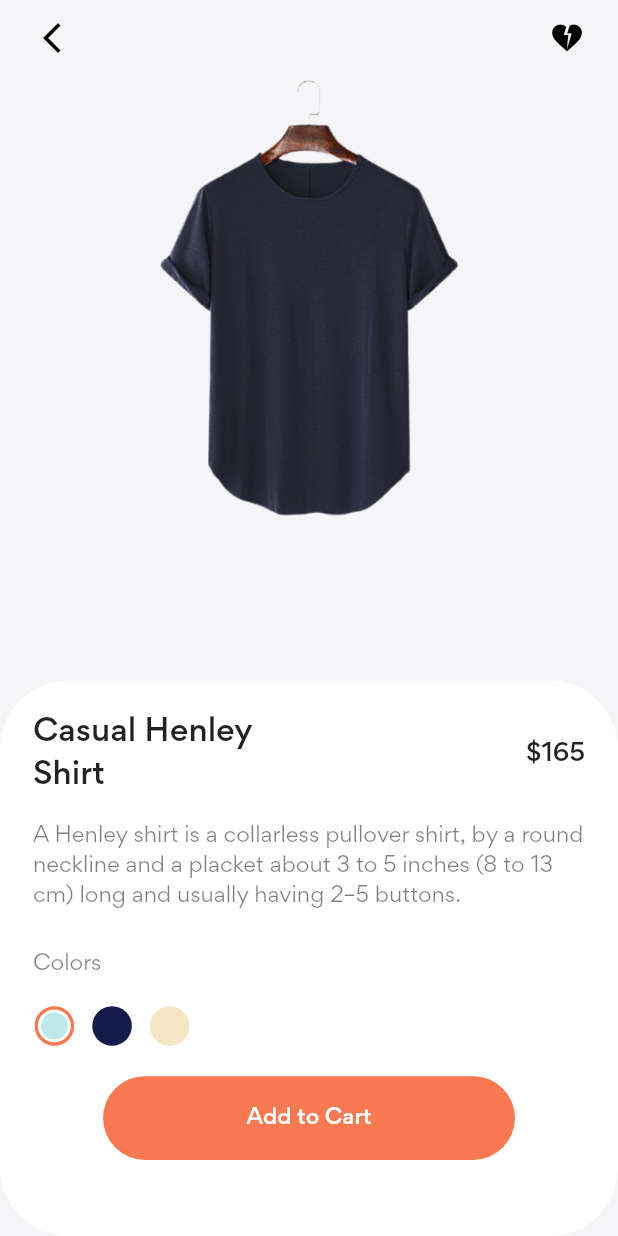
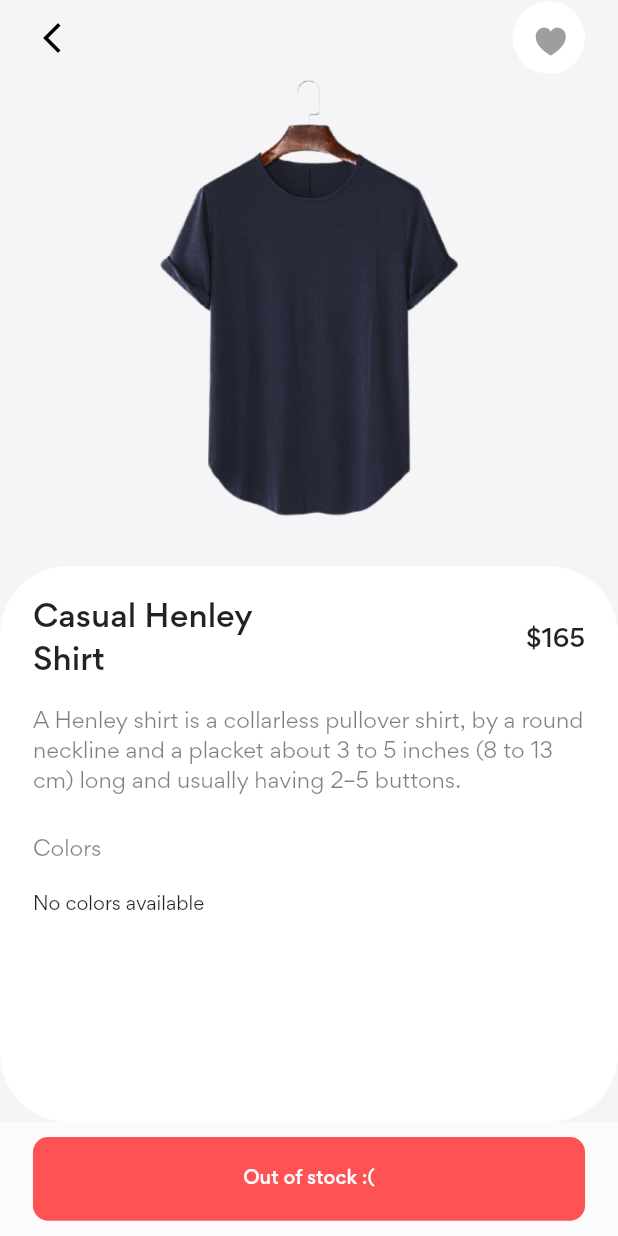
Before and after one commit to Mohamed-Gibreel/Stylish, a Flutter app: the LandingPage screen opened by its route, after a tap on "Casual Henley Shirt", on a phone screen of 412 x 824 dp. Run offline on Flutter 3.47's test engine with Material 2 defaults, Android fonts, the phone set to English and light mode, and no system bars; drawn by our look-alikes of like_button; our stand-ins replace bloc, equatable, flutter_bloc, flutter_screenutil, flutter_svg; missing offline and left inert: flutter_displaymode; generated files the repository leaves out were written again.

Commit message:
Created favourite cubit, and refactored product cubit

```diff
--- a/lib/app/view/app.dart
+++ b/lib/app/view/app.dart
@@ -5,13 +5,13 @@ import 'package:flutter_screenutil/flutter_screenutil.dart';
 import 'package:stylish/authentication/authentication.dart';
 import 'package:stylish/l10n/l10n.dart';
 import 'package:stylish/modules/checkout/checkout.dart';
+import 'package:stylish/modules/favourite/cubit/favourite_cubit.dart';
 import 'package:stylish/modules/favourite/views/favourite.dart';
 import 'package:stylish/modules/landingpage/landingpage.dart';
 import 'package:stylish/modules/myorders/views/my_orders.dart';
 import 'package:stylish/modules/mywallet/mywallet.dart';
 import 'package:stylish/modules/navigation/cubit/navigation_cubit.dart';
 import 'package:stylish/modules/onboarding/onboarding.dart';
-import 'package:stylish/modules/product/cubit/product_cubit.dart';
 import 'package:stylish/modules/product/product.dart';
 import 'package:stylish/modules/searchpage/searchpage.dart';
 import 'package:stylish/modules/settings/settings.dart';
@@ -22,6 +22,7 @@ class App extends StatelessWidget {
   Widget build(BuildContext context) {
     final _navigationCubit = NavigationCubit();
     final _productsCubit = ProductCubit();
+    final _favouritesCubit = FavouriteCubit();
     return MultiBlocProvider(
       providers: [
         BlocProvider(
@@ -29,6 +30,9 @@ class App extends StatelessWidget {
         ),
         BlocProvider(
           create: (_) => _productsCubit,
+        ),
+        BlocProvider(
+          create: (_) => _favouritesCubit,
         ),
       ],
       child: ScreenUtilInit(
--- /dev/null
+++ b/lib/modules/favourite/cubit/favourite_cubit.dart
@@ -0,0 +1,23 @@
+import 'package:bloc/bloc.dart';
+import 'package:equatable/equatable.dart';
+import 'package:stylish/modules/product/product.dart';
+
+part 'favourite_state.dart';
+
+//TODO: Change [...favourites] to copy with.
+class FavouriteCubit extends Cubit<FavouriteState> {
+  FavouriteCubit() : super(InitialFavouriteState());
+
+  List<Product> favourites = [];
+
+  void addProductToFavorites(Product product) {
+    favourites.add(product);
+    emit(AddedFavouriteItem([...favourites]));
+  }
+
+  void removeProductFromFavorites(Product product) {
+    final foundProduct = favourites.indexOf(product);
+    favourites.removeAt(foundProduct);
+    emit(RemovedFavouriteItem([...favourites]));
+  }
+}
--- /dev/null
+++ b/lib/modules/favourite/cubit/favourite_state.dart
@@ -0,0 +1,34 @@
+part of './favourite_cubit.dart';
+
+abstract class FavouriteState extends Equatable {}
+
+class InitialFavouriteState extends FavouriteState {
+  @override
+  List<Object?> get props => [];
+}
+
+class AddedFavouriteItem extends FavouriteState {
+  AddedFavouriteItem(this.favourites);
+  final List<Product> favourites;
+  AddedFavouriteItem copyWith({
+    required List<Product> favourites,
+  }) {
+    return AddedFavouriteItem(favourites);
+  }
+
+  @override
+  List<Object?> get props => [favourites];
+}
+
+class RemovedFavouriteItem extends FavouriteState {
+  RemovedFavouriteItem(this.favourites);
+  RemovedFavouriteItem copyWith({
+    required List<Product> favourites,
+  }) {
+    return RemovedFavouriteItem(favourites);
+  }
+
+  final List<Product> favourites;
+  @override
+  List<Object?> get props => [favourites];
+}
--- a/lib/modules/homepage/views/homepage.dart
+++ b/lib/modules/homepage/views/homepage.dart
@@ -1,3 +1,4 @@
+import 'package:flutter/cupertino.dart';
 import 'package:flutter/material.dart';
 import 'package:flutter_bloc/flutter_bloc.dart';
 import 'package:flutter_screenutil/flutter_screenutil.dart';
@@ -126,10 +127,11 @@ class Homepage extends StatelessWidget {
               height: 20.h,
             ),
             BlocBuilder<ProductCubit, ProductState>(
-              builder: (context, state) => SizedBox(
+              builder: (context, state) {
+                if (state is LoadedProducts) {
+                  return SizedBox(
                     height: 190.h,
-                child: state.products.isNotEmpty
-                    ? ListView.builder(
+                    child: ListView.builder(
                       shrinkWrap: true,
                       itemCount: state.products.length,
                       scrollDirection: Axis.horizontal,
@@ -158,9 +160,24 @@ class Homepage extends StatelessWidget {
                         ),
                       ),
                     )
-                    : const Text('Products is empty'),
+                    // : const Text('Products is empty'),
+                    ,
+                  );
+                } else if (state is LoadingProducts) {
+                  return Padding(
+                    padding: EdgeInsets.only(left: 20.w),
+                    child: SizedBox(
+                      height: 190.h,
+                      child: const CupertinoActivityIndicator(),
                     ),
-            ),
+                  );
+                } else {
+                  return SizedBox(
+                    height: 190.h,
+                  );
+                }
+              },
+            )
           ],
         ),
       ],
--- a/lib/modules/landingpage/view/landingpage.dart
+++ b/lib/modules/landingpage/view/landingpage.dart
@@ -20,14 +20,12 @@ class _LandingPageState extends State<LandingPage>
     with TickerProviderStateMixin {
   //Controllers
   late AnimationController animationController;
-  late TabController _tabController;
 
   //Variables
   bool isCollapsed = false;
 
   @override
   void initState() {
-    _tabController = TabController(vsync: this, length: 4);
     animationController = AnimationController(
       vsync: this,
       duration: const Duration(milliseconds: 400),
@@ -38,7 +36,6 @@ class _LandingPageState extends State<LandingPage>
   @override
   void dispose() {
     animationController.dispose();
-    _tabController.dispose();
     super.dispose();
   }
 
@@ -115,11 +112,7 @@ class _LandingPageState extends State<LandingPage>
                               ]
                             : null,
                       ),
-                      child: BlocConsumer<NavigationCubit, NavigationState>(
-                        listener: (context, state) {
-                          _tabController.index = state.index;
-                          if (mounted) setState(() {});
-                        },
+                      child: BlocBuilder<NavigationCubit, NavigationState>(
                         builder: (context, state) => Scaffold(
                           backgroundColor: Colors.transparent,
                           appBar: state.navbarItem.name == 'home'
@@ -175,17 +168,12 @@ class _LandingPageState extends State<LandingPage>
                                     ),
                                   ),
                                 ),
-                          body: TabBarView(
-                            key: UniqueKey(),
-                            physics: const NeverScrollableScrollPhysics(),
-                            controller: _tabController,
-                            children: const [
-                              Homepage(),
-                              FavouriteScreen(),
-                              CartScreen(),
-                              ProfileScreen(),
-                            ],
-                          ),
+                          body: const [
+                            Homepage(),
+                            FavouriteScreen(),
+                            CartScreen(),
+                            ProfileScreen(),
+                          ][state.index],
                           extendBody: true,
                           bottomNavigationBar: const CustomBottomAppBar(),
                         ),
--- a/lib/modules/product/cubit/product_cubit.dart
+++ b/lib/modules/product/cubit/product_cubit.dart
@@ -6,13 +6,13 @@ import 'package:uuid/uuid.dart';
 part './product_state.dart';
 
 class ProductCubit extends Cubit<ProductState> {
-  ProductCubit() : super(const ProductState([])) {
-    getAllProducts();
+  ProductCubit() : super(LoadingProducts()) {
+    Future.delayed(const Duration(seconds: 3), getAllProducts);
   }
 
   void getAllProducts() {
     emit(
-      ProductState([
+      LoadedProducts([
         Product(
           uid: const Uuid().v4(),
           name: 'Curved Hem Shirt',
@@ -21,7 +21,7 @@ class ProductCubit extends Cubit<ProductState> {
           image: 'assets/products/shirt-1.png',
           bgOpacity: .15,
           description: 'description',
-          colors: [],
+          colors: const ['8E8F86', 'DDFEF9'],
         ),
         Product(
           uid: const Uuid().v4(),
@@ -30,7 +30,7 @@ class ProductCubit extends Cubit<ProductState> {
           name: 'Casual Henley Shirt',
           bgColor: 'EFEFF2',
           description: 'description',
-          colors: [],
+          colors: const [],
           bgOpacity: .5,
         ),
         Product(
@@ -41,7 +41,7 @@ class ProductCubit extends Cubit<ProductState> {
           bgColor: 'EDFDF4',
           bgOpacity: .4,
           description: 'description',
-          colors: [],
+          colors: const [],
         ),
         Product(
           uid: const Uuid().v4(),
@@ -51,7 +51,7 @@ class ProductCubit extends Cubit<ProductState> {
           bgColor: '8E8F86',
           bgOpacity: .15,
           description: 'description',
-          colors: [],
+          colors: const [],
         ),
         Product(
           uid: const Uuid().v4(),
@@ -60,7 +60,7 @@ class ProductCubit extends Cubit<ProductState> {
           name: 'Curved Hem Shirt',
           bgColor: 'EFEFF2',
           bgOpacity: .15,
-          colors: [],
+          colors: const [],
           description: 'description',
         ),
         Product(
@@ -71,7 +71,7 @@ class ProductCubit extends Cubit<ProductState> {
           bgColor: 'DDFEF9',
           bgOpacity: .29,
           description: 'description',
-          colors: [],
+          colors: const [],
         ),
       ]),
     );
--- a/lib/modules/product/cubit/product_state.dart
+++ b/lib/modules/product/cubit/product_state.dart
@@ -1,9 +1,20 @@
 part of './product_cubit.dart';
 
-class ProductState extends Equatable {
-  const ProductState(this.products);
+abstract class ProductState extends Equatable {}
+
+class LoadingProducts extends ProductState {
+  @override
+  List<Object> get props => [];
+}
+
+class LoadedProducts extends ProductState {
+  LoadedProducts(this.products);
   final List<Product> products;
-
   @override
   List<Object> get props => [products];
 }
+
+class ErrorState extends ProductState {
+  @override
+  List<Object> get props => [];
+}
--- a/lib/modules/product/model/color_model.dart
+++ b/lib/modules/product/model/color_model.dart
@@ -3,17 +3,17 @@ import 'dart:convert';
 import 'package:flutter/foundation.dart';
 
 @immutable
-class Color {
-  const Color({
+class CustomColor {
+  const CustomColor({
     required this.color,
     required this.productImage,
   });
 
-  factory Color.fromJson(String source) =>
-      Color.fromMap(json.decode(source) as Map<String, String>);
+  factory CustomColor.fromJson(String source) =>
+      CustomColor.fromMap(json.decode(source) as Map<String, String>);
 
-  factory Color.fromMap(Map<String, String> map) {
-    return Color(
+  factory CustomColor.fromMap(Map<String, String> map) {
+    return CustomColor(
       color: map['color'] ?? '',
       productImage: map['productImage'] ?? '',
     );
@@ -22,11 +22,11 @@ class Color {
   final String color;
   final String productImage;
 
-  Color copyWith({
+  CustomColor copyWith({
     String? color,
     String? productImage,
   }) {
-    return Color(
+    return CustomColor(
       color: color ?? this.color,
       productImage: productImage ?? this.productImage,
     );
@@ -49,7 +49,7 @@ class Color {
   bool operator ==(Object other) {
     if (identical(this, other)) return true;
 
-    return other is Color &&
+    return other is CustomColor &&
         other.color == color &&
         other.productImage == productImage;
   }
--- a/lib/modules/product/model/product_model.dart
+++ b/lib/modules/product/model/product_model.dart
@@ -22,11 +22,19 @@ class Product {
       Product.fromMap(json.decode(source) as Map<String, dynamic>);
 
   factory Product.fromMap(Map<String, dynamic> map) {
-    //TODO: Check if this try catch is working, and ask if its the correct place to place logic
     try {
       ui.Color(int.parse(map['bgColor'] as String, radix: 16));
     } catch (e) {
       map['bgColor'] = 'EFEFF2';
+    }
+    final validatedColors = <String>[];
+    for (var color in map['colors'] as List<String>) {
+      try {
+        ui.Color(int.parse(map['bgColor'] as String, radix: 16));
+        validatedColors.add(color);
+      } catch (e) {
+        color = '8E8F86';
+      }
     }
     return Product(
         uid: map['uid'] as String,
@@ -36,11 +44,12 @@ class Product {
         bgColor: map['bgColor'] as String,
         bgOpacity: map['bgOpacity'] as double,
         description: map['description'] as String,
-      colors: List<Color>.from(
-        (map['colors'] as List<dynamic>).map<Color>(
-          (dynamic x) => Color.fromJson(x as String),
-        ),
-      ),
+        colors: validatedColors
+        // colors: List<Color>.from(
+        //   (map['colors'] as List<dynamic>).map<Color>(
+        //     (dynamic x) => Color.fromJson(x as String),
+        //   ),
+        // ),
         );
   }
 
@@ -51,7 +60,8 @@ class Product {
   final String image;
   final double bgOpacity;
   final String description;
-  final List<Color> colors;
+  // final List<Color> colors;
+  final List<String> colors;
 
   Product copyWith({
     String? uid,
@@ -61,7 +71,8 @@ class Product {
     String? bgColor,
     double? bgOpacity,
     String? description,
-    List<Color>? colors,
+    // List<Color>? colors,
+    List<String>? colors,
   }) {
     return Product(
       uid: uid ?? this.uid,
--- a/lib/modules/product/product.dart
+++ b/lib/modules/product/product.dart
@@ -1 +1,4 @@
+export 'cubit/product_cubit.dart';
+export 'model/color_model.dart';
+export 'model/product_model.dart';
 export 'views/product.dart';
--- a/lib/modules/product/views/product.dart
+++ b/lib/modules/product/views/product.dart
@@ -1,16 +1,90 @@
+import 'package:flutter/cupertino.dart';
 import 'package:flutter/material.dart';
+import 'package:flutter_bloc/flutter_bloc.dart';
 import 'package:flutter_screenutil/flutter_screenutil.dart';
+import 'package:flutter_svg/svg.dart';
+import 'package:like_button/like_button.dart';
 import 'package:stylish/l10n/l10n.dart';
+import 'package:stylish/modules/favourite/cubit/favourite_cubit.dart';
 import 'package:stylish/modules/landingpage/landingpage.dart';
 import 'package:stylish/modules/product/model/product_model.dart';
 import 'package:stylish/util/constants.dart';
 
-class ProductScreen extends StatelessWidget {
+class ColorOptions {
+  ColorOptions({required this.color, required this.isSelected});
+  String color;
+  bool isSelected;
+
+  set selected(bool value) {
+    isSelected = value;
+  }
+
+  bool get selected {
+    return isSelected;
+  }
+}
+
+class ProductScreen extends StatefulWidget {
   const ProductScreen({Key? key}) : super(key: key);
 
   @override
+  State<ProductScreen> createState() => _ProductScreenState();
+}
+
+class _ProductScreenState extends State<ProductScreen> {
+  List<ColorOptions> colorOptions = [];
+  Product? product;
+  late bool isLiked = false;
+  @override
+  void initState() {
+    // mapColors();
+    super.initState();
+  }
+
+  @override
+  void didChangeDependencies() {
+    product = ModalRoute.of(context)!.settings.arguments as Product?;
+    isLiked =
+        BlocProvider.of<FavouriteCubit>(context).favourites.contains(product);
+    mapColors();
+    if (mounted && isLiked) setState(() {});
+    super.didChangeDependencies();
+  }
+
+  void mapColors() {
+    colorOptions = (product?.colors ?? [])
+        .map(
+          (color) => ColorOptions(
+            color: color,
+            isSelected: false,
+          ),
+        )
+        .toList();
+    if (colorOptions.isNotEmpty) colorOptions.first.selected = true;
+    if (mounted) setState(() {});
+  }
+
+  // ignore: avoid_positional_boolean_parameters
+  Future<bool> onLikeButtonTapped(bool isLiked) async {
+    final addFavourite = !isLiked;
+    if (addFavourite && product != null) {
+      BlocProvider.of<FavouriteCubit>(context).addProductToFavorites(product!);
+    } else {
+      if (product != null) {
+        BlocProvider.of<FavouriteCubit>(context)
+            .removeProductFromFavorites(product!);
+      }
+    }
+    return !isLiked;
+  }
+
+  @override
+  void dispose() {
+    super.dispose();
+  }
+
+  @override
   Widget build(BuildContext context) {
-    final args = ModalRoute.of(context)!.settings.arguments as Product?;
     final l10n = context.l10n;
     return Scaffold(
       extendBodyBehindAppBar: true,
@@ -21,11 +95,31 @@ class ProductScreen extends StatelessWidget {
         },
         leadingWidgetIcon: Icons.arrow_back_ios_new,
         actionButtons: [
+          //TODO: Find a better way to center the heart, padding is not recommended.
           Padding(
             padding: EdgeInsets.only(right: 20.w),
-            child: const Icon(
-              Icons.heart_broken,
-              color: Colors.black,
+            child: Container(
+              width: 44.w,
+              height: 44.h,
+              decoration: const BoxDecoration(
+                shape: BoxShape.circle,
+                color: Colors.white,
+              ),
+              padding: EdgeInsets.only(left: 2.5.w, top: 5.h),
+              child: LikeButton(
+                isLiked: isLiked,
+                onTap: onLikeButtonTapped,
+                size: 25.w,
+                padding: EdgeInsets.zero,
+                likeBuilder: (bool isLiked) {
+                  return isLiked
+                      ? SvgPicture.asset('assets/products/heart.svg')
+                      : const Icon(
+                          CupertinoIcons.heart_fill,
+                          color: Colors.grey,
+                        );
+                },
+              ),
             ),
           )
         ],
@@ -38,15 +132,15 @@ class ProductScreen extends StatelessWidget {
             Container(
               width: MediaQuery.of(context).size.width,
               height: MediaQuery.of(context).size.height,
-              color: Color(int.parse(args?.bgColor ?? 'EFEFF2', radix: 16))
-                  .withOpacity(args?.bgOpacity ?? .5),
+              color: Color(int.parse(product?.bgColor ?? 'EFEFF2', radix: 16))
+                  .withOpacity(product?.bgOpacity ?? .5),
               alignment: Alignment.topCenter,
               // color: Colors.red,
               child: SafeArea(
                 child: Hero(
-                  tag: args?.uid ?? 'shirt-1',
+                  tag: product?.uid ?? 'shirt-1',
                   child: Image.asset(
-                    args?.image ?? 'assets/products/shirt-1.png',
+                    product?.image ?? 'assets/products/shirt-1.png',
                     width: 272.w,
                     height: 300.h,
                   ),
@@ -76,7 +170,7 @@ class ProductScreen extends StatelessWidget {
                           SizedBox(
                             width: 145.w,
                             child: Text(
-                              args?.name ?? 'Casual Henley Shirts',
+                              product?.name ?? 'Casual Henley Shirts',
                               style: TextStyle(
                                 fontSize: 20.sp,
                                 fontWeight: FontWeight.w500,
@@ -84,7 +178,7 @@ class ProductScreen extends StatelessWidget {
                             ),
                           ),
                           Text(
-                            '\$${args?.price}',
+                            '\$${product?.price}',
                             style: TextStyle(
                               fontSize: 16.sp,
                               fontWeight: FontWeight.w500,
@@ -114,9 +208,19 @@ class ProductScreen extends StatelessWidget {
                       SizedBox(
                         height: 18.h,
                       ),
+                      if (colorOptions.isNotEmpty)
                         Row(
-                        children: [
-                          Container(
+                          children: colorOptions
+                              .map(
+                                (colorOption) => GestureDetector(
+                                  onTap: () {
+                                    for (final color in colorOptions) {
+                                      color.selected = false;
+                                    }
+                                    colorOption.selected = true;
+                                    if (mounted) setState(() {});
+                                  },
+                                  child: Container(
                                     width: 26.w,
                                     height: 26.h,
                                     margin: EdgeInsets.only(right: 9.w),
@@ -125,48 +229,75 @@ class ProductScreen extends StatelessWidget {
                                       vertical: 2.h,
                                     ),
                                     decoration: BoxDecoration(
-                              border: Border.all(
+                                      border: colorOption.selected
+                                          ? Border.all(
                                               width: 2.w,
                                               color: Constants.primaryColor,
-                              ),
+                                            )
+                                          : null,
                                       shape: BoxShape.circle,
                                     ),
                                     child: Container(
-                              decoration: const BoxDecoration(
-                                color: Color(0xFFBEE8EA),
+                                      decoration: BoxDecoration(
+                                        // color: Color(0xFFBEE8EA),
+                                        color: Color(
+                                          int.parse(
+                                            colorOption.color,
+                                            radix: 16,
+                                          ),
+                                        ).withOpacity(1),
                                         shape: BoxShape.circle,
                                       ),
                                     ),
                                   ),
-                          Container(
-                            width: 26.w,
-                            height: 26.h,
-                            margin: EdgeInsets.only(right: 9.w),
-                            child: Container(
-                              decoration: const BoxDecoration(
-                                color: Color(0xFF141B4A),
-                                shape: BoxShape.circle,
+                                ),
+                              )
+                              .toList(),
+                        )
+                      else
+                        Text(
+                          'No colors available',
+                          style: TextStyle(
+                            fontSize: 12.sp,
                           ),
                         ),
+                      SizedBox(
+                        height: 20.h,
                       ),
-                          Container(
-                            width: 26.w,
-                            height: 26.h,
-                            margin: EdgeInsets.only(right: 9.w),
-                            child: Container(
-                              decoration: const BoxDecoration(
-                                color: Color(0xFFF4E5C3),
-                                shape: BoxShape.circle,
+                    ],
+                  ),
                 ),
               ),
             ),
           ],
         ),
-                      SizedBox(
-                        height: 20.h,
       ),
-                      Center(
-                        child: Container(
+      bottomNavigationBar: SafeArea(
+        child: Padding(
+          padding: EdgeInsets.symmetric(
+            horizontal: 20.w,
+            vertical: MediaQuery.of(context).viewPadding.bottom > 0 ? 0 : 10.h,
+          ),
+          child: colorOptions.isEmpty
+              ? Container(
+                  width: double.infinity,
+                  height: 55.h,
+                  decoration: BoxDecoration(
+                    color: Colors.redAccent,
+                    borderRadius: BorderRadius.circular(10.r),
+                  ),
+                  child: Center(
+                    child: Text(
+                      'Out of stock :(',
+                      style: TextStyle(
+                        fontSize: 12.sp,
+                        color: Colors.white,
+                        fontWeight: FontWeight.w500,
+                      ),
+                    ),
+                  ),
+                )
+              : Container(
                   decoration: BoxDecoration(
                     color: Constants.primaryColor,
                     borderRadius: BorderRadius.circular(50.r),
@@ -184,13 +315,6 @@ class ProductScreen extends StatelessWidget {
                   ),
                 ),
         ),
-                    ],
-                  ),
-                ),
-              ),
-            ),
-          ],
-        ),
       ),
     );
   }
--- a/pubspec.yaml
+++ b/pubspec.yaml
@@ -13,11 +13,13 @@ dependencies:
   flutter:
     sdk: flutter
   flutter_bloc: ^8.0.1
+  flutter_displaymode: ^0.3.2
   flutter_localizations:
     sdk: flutter
   flutter_screenutil: ^5.3.1
   flutter_svg: ^1.0.3
   intl: ^0.17.0
+  like_button: ^2.0.4
   uuid: ^3.0.6
 
 dev_dependencies:
```
Also changed, not shown: assets/products/heart.svg (added), pubspec.lock, 6 other files. Lines whose indentation alone changed are shown as unchanged.
